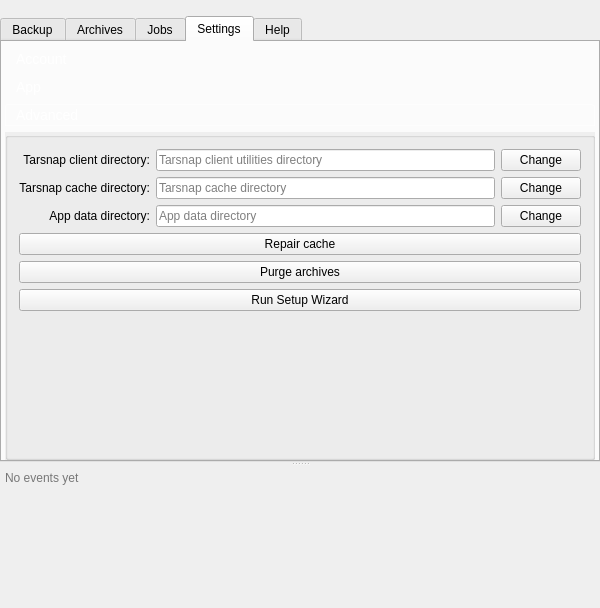
First picture: the form in forms/mainwindow.ui, repository Tarsnap/tarsnap-gui, before the edit.
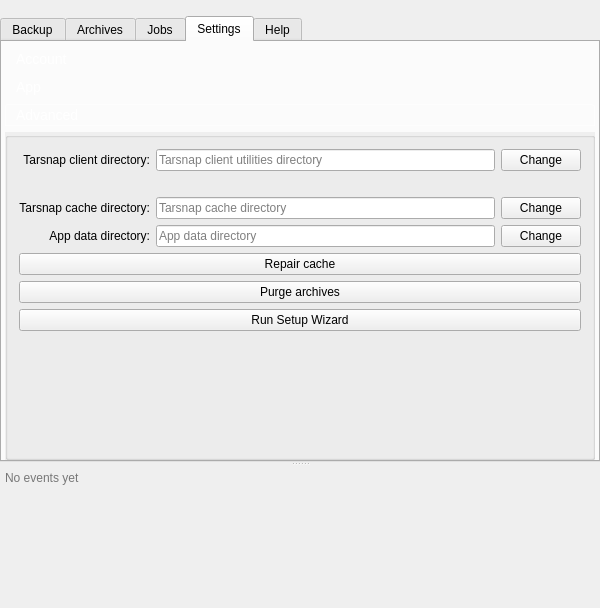
Second picture: the form after the edit. The open tabs and pages were chosen to show the change. Icons and pictures are not drawn. Custom widgets are drawn as their Qt base class.

Commit message: Detect tarsnap client version and store it.

What changed in the file:
```diff
--- a/forms/mainwindow.ui
+++ b/forms/mainwindow.ui
@@ -1694,6 +1694,52 @@
                  </property>
                  <layout class="QGridLayout" name="gridLayout_2">
                   <item row="2" column="1" colspan="2">
+                   <widget class="QLineEdit" name="tarsnapCacheLineEdit">
+                    <property name="text">
+                     <string/>
+                    </property>
+                    <property name="placeholderText">
+                     <string>Tarsnap cache directory</string>
+                    </property>
+                   </widget>
+                  </item>
+                  <item row="2" column="3">
+                   <widget class="QPushButton" name="tarsnapCacheBrowseButton">
+                    <property name="sizePolicy">
+                     <sizepolicy hsizetype="Maximum" vsizetype="Fixed">
+                      <horstretch>0</horstretch>
+                      <verstretch>0</verstretch>
+                     </sizepolicy>
+                    </property>
+                    <property name="text">
+                     <string>Change</string>
+                    </property>
+                   </widget>
+                  </item>
+                  <item row="6" column="0" colspan="4">
+                   <widget class="QPushButton" name="runSetupWizard">
+                    <property name="toolTip">
+                     <string>Reset app settings and run Setup Wizard</string>
+                    </property>
+                    <property name="text">
+                     <string>Run Setup Wizard</string>
+                    </property>
+                   </widget>
+                  </item>
+                  <item row="3" column="3">
+                   <widget class="QPushButton" name="appDataDirBrowseButton">
+                    <property name="sizePolicy">
+                     <sizepolicy hsizetype="Maximum" vsizetype="Fixed">
+                      <horstretch>0</horstretch>
+                      <verstretch>0</verstretch>
+                     </sizepolicy>
+                    </property>
+                    <property name="text">
+                     <string>Change</string>
+                    </property>
+                   </widget>
+                  </item>
+                  <item row="3" column="1" colspan="2">
                    <widget class="QLineEdit" name="appDataDirLineEdit">
                     <property name="text">
                      <string/>
@@ -1716,7 +1762,7 @@
                     </property>
                    </widget>
                   </item>
-                  <item row="3" column="0" colspan="4">
+                  <item row="4" column="0" colspan="4">
                    <widget class="QPushButton" name="repairCacheButton">
                     <property name="toolTip">
                      <string>Run tarsnap --fsck</string>
@@ -1739,26 +1785,16 @@
                     </property>
                    </widget>
                   </item>
-                  <item row="1" column="1" colspan="2">
-                   <widget class="QLineEdit" name="tarsnapCacheLineEdit">
-                    <property name="text">
-                     <string/>
+                  <item row="3" column="0">
+                   <widget class="QLabel" name="label_7">
+                    <property name="toolTip">
+                     <string>The app data directory is used to store settings and data</string>
                     </property>
-                    <property name="placeholderText">
-                     <string>Tarsnap cache directory</string>
-                    </property>
-                   </widget>
-                  </item>
-                  <item row="1" column="3">
-                   <widget class="QPushButton" name="tarsnapCacheBrowseButton">
-                    <property name="sizePolicy">
-                     <sizepolicy hsizetype="Maximum" vsizetype="Fixed">
-                      <horstretch>0</horstretch>
-                      <verstretch>0</verstretch>
-                     </sizepolicy>
-                    </property>
                     <property name="text">
-                     <string>Change</string>
+                     <string>App data directory:</string>
+                    </property>
+                    <property name="alignment">
+                     <set>Qt::AlignRight|Qt::AlignTrailing|Qt::AlignVCenter</set>
                     </property>
                    </widget>
                   </item>
@@ -1775,7 +1811,36 @@
                     </property>
                    </widget>
                   </item>
-                  <item row="6" column="0" colspan="4">
+                  <item row="5" column="0" colspan="4">
+                   <widget class="QPushButton" name="purgeArchivesButton">
+                    <property name="toolTip">
+                     <string>Nukes all archives</string>
+                    </property>
+                    <property name="text">
+                     <string>Purge archives</string>
+                    </property>
+                   </widget>
+                  </item>
+                  <item row="2" column="0">
+                   <widget class="QLabel" name="label_12">
+                    <property name="sizePolicy">
+                     <sizepolicy hsizetype="Maximum" vsizetype="Preferred">
+                      <horstretch>0</horstretch>
+                      <verstretch>0</verstretch>
+                     </sizepolicy>
+                    </property>
+                    <property name="toolTip">
+                     <string>Tarsnap caches information about what it has uploaded in a local directory</string>
+                    </property>
+                    <property name="text">
+                     <string>Tarsnap cache directory:</string>
+                    </property>
+                    <property name="alignment">
+                     <set>Qt::AlignRight|Qt::AlignTrailing|Qt::AlignVCenter</set>
+                    </property>
+                   </widget>
+                  </item>
+                  <item row="7" column="0" colspan="4">
                    <spacer name="verticalSpacer_2">
                     <property name="orientation">
                      <enum>Qt::Vertical</enum>
@@ -1788,68 +1853,10 @@
                     </property>
                    </spacer>
                   </item>
-                  <item row="4" column="0" colspan="4">
-                   <widget class="QPushButton" name="purgeArchivesButton">
-                    <property name="toolTip">
-                     <string>Nukes all archives</string>
-                    </property>
+                  <item row="1" column="1" colspan="2">
+                   <widget class="QLabel" name="clientVersionLabel">
                     <property name="text">
-                     <string>Purge archives</string>
-                    </property>
-                   </widget>
-                  </item>
-                  <item row="1" column="0">
-                   <widget class="QLabel" name="label_12">
-                    <property name="sizePolicy">
-                     <sizepolicy hsizetype="Maximum" vsizetype="Preferred">
-                      <horstretch>0</horstretch>
-                      <verstretch>0</verstretch>
-                     </sizepolicy>
-                    </property>
-                    <property name="toolTip">
-                     <string>Tarsnap caches information about what it has uploaded in a local directory</string>
-                    </property>
-                    <property name="text">
-                     <string>Tarsnap cache directory:</string>
-                    </property>
-                    <property name="alignment">
-                     <set>Qt::AlignRight|Qt::AlignTrailing|Qt::AlignVCenter</set>
-                    </property>
-                   </widget>
-                  </item>
-                  <item row="5" column="0" colspan="4">
-                   <widget class="QPushButton" name="runSetupWizard">
-                    <property name="toolTip">
-                     <string>Reset app settings and run Setup Wizard</string>
-                    </property>
-                    <property name="text">
-                     <string>Run Setup Wizard</string>
-                    </property>
-                   </widget>
-                  </item>
-                  <item row="2" column="3">
-                   <widget class="QPushButton" name="appDataDirBrowseButton">
-                    <property name="sizePolicy">
-                     <sizepolicy hsizetype="Maximum" vsizetype="Fixed">
-                      <horstretch>0</horstretch>
-                      <verstretch>0</verstretch>
-                     </sizepolicy>
-                    </property>
-                    <property name="text">
-                     <string>Change</string>
-                    </property>
-                   </widget>
-                  </item>
-                  <item row="2" column="0">
-                   <widget class="QLabel" name="label_7">
-                    <property name="toolTip">
-                     <string>The app data directory is used to store settings and data</string>
-                    </property>
-                    <property name="text">
-                     <string>App data directory:</string>
-                    </property>
-                    <property name="alignment">
-                     <set>Qt::AlignRight|Qt::AlignTrailing|Qt::AlignVCenter</set>
+                     <string/>
                     </property>
                    </widget>
                   </item>
```
The commit also changes 8 other files.
